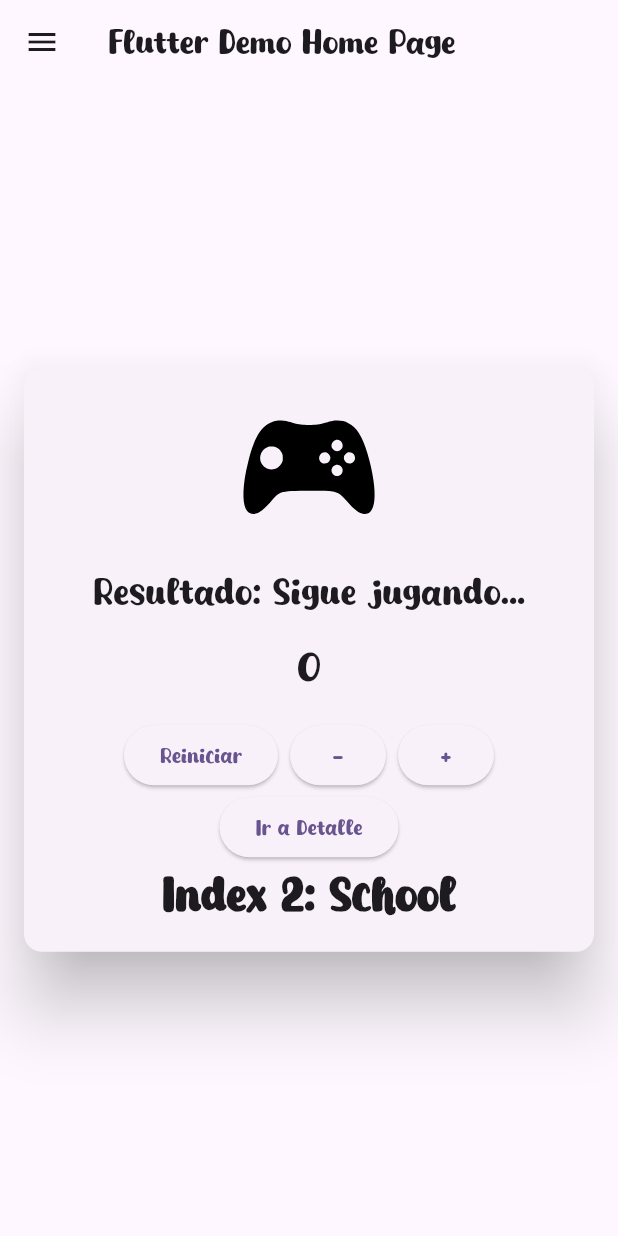
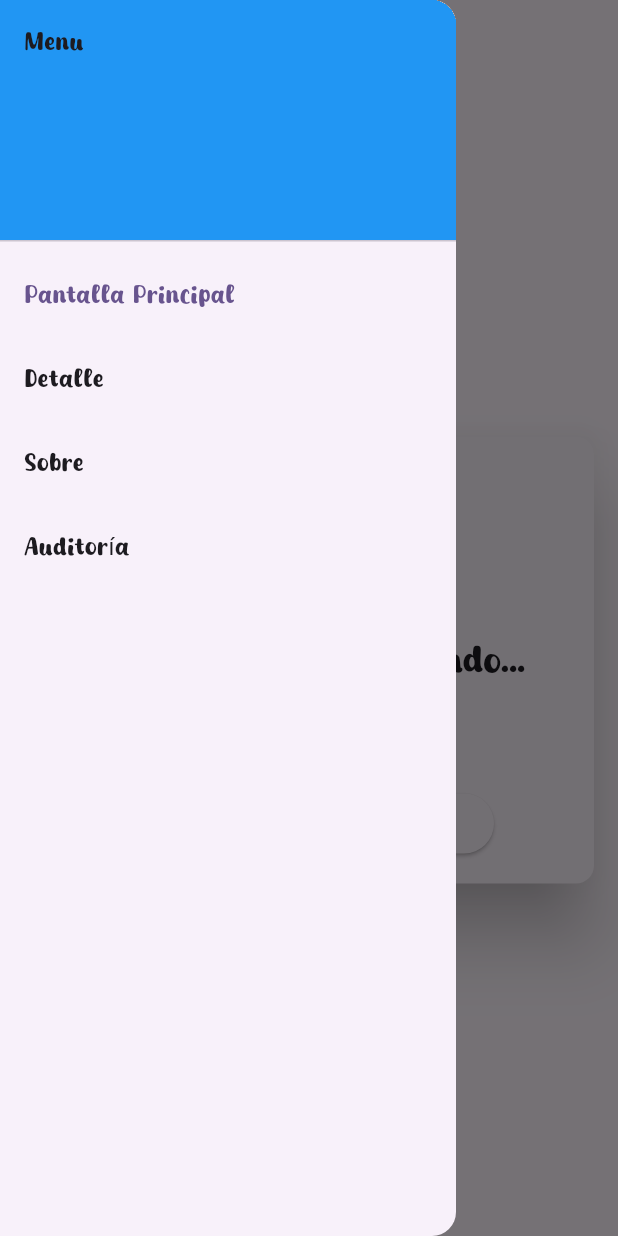
Before and after one commit to Chocoharu/3479A321_2022479044, a Flutter app: the screen it shows after launch, in the side drawer, after a tap on "Reiniciar", on a phone screen of 412 x 824 dp. Run offline on Flutter 3.47's test engine with Material 3 defaults, Android fonts, the phone set to English and light mode, and no system bars; our stand-ins replace flutter_svg, logger.

Commit message:
Punto 1 Lab6

```diff
--- a/lib/pages/home_page.dart
+++ b/lib/pages/home_page.dart
@@ -1,9 +1,9 @@
 import 'package:flutter/material.dart';
 import 'package:flutter_application_1/pages/about_page.dart';
+import 'package:flutter_application_1/pages/audit_page.dart';
+import 'package:flutter_application_1/pages/detail_page.dart';
+import 'package:flutter_svg/svg.dart';
 import 'package:logger/logger.dart';
-import 'package:flutter_svg/flutter_svg.dart';
-import 'detail_page.dart';
-//import 'about_page.dart';
 
 final logger = Logger();
 
@@ -13,7 +13,6 @@ class MyHomePage extends StatefulWidget {
   final String title;
 
   @override
-  @override
   State<MyHomePage> createState() {
     logger.i("State Created");
     return _MyHomePageState();
@@ -21,65 +20,13 @@ class MyHomePage extends StatefulWidget {
 }
 
 class _MyHomePageState extends State<MyHomePage> {
-  int _counter = 0;
-
-  @override
-  void initState() {
-    super.initState();
-    logger.i("State Initated");
-  }
-
-  @override
-  void didChangeDependencies() {
-    super.didChangeDependencies();
-    logger.i("Change on Dependencies");
-  }
-
-  @override
-  void didUpdateWidget(covariant MyHomePage oldWidget) {
-    super.didUpdateWidget(oldWidget);
-    logger.i("Widget Updated");
-  }
-
-  @override
-  void setState(VoidCallback fn) {
-    if (mounted) {
-      logger.i("State and widget setted");
-      super.setState(fn);
-    } else {
-      logger.w("State setted and widget doesn't setted");
-    }
-  }
-
-  @override
-  void deactivate() {
-    super.deactivate();
-    logger.i("Widget removed");
-  }
-
-  @override
-  void dispose() {
-    logger.i("Widget removed permanently");
-    super.dispose();
-  }
-
-  @override
-  void reassemble() {
-    super.reassemble();
-    logger.i("reassemble() llamado, generalmente durante hot reload");
-  }
-
   int _selectedIndex = 0;
 
-  static const List<Widget> _widgetOptions = <Widget>[
-    AboutPage(),
-
-    DetailPage(),
-
-    Text(
-      'Index 2: School',
-      style: optionStyle,
-    ),
+  static final List<Widget> _pages = <Widget>[
+    MainContentPage(),
+    const DetailPage(),
+    const AboutPage(),
+    const AuditPage(),
   ];
 
   void _onItemTapped(int index) {
@@ -87,59 +34,9 @@ class _MyHomePageState extends State<MyHomePage> {
       _selectedIndex = index;
     });
   }
-  static const TextStyle optionStyle =
-      TextStyle(fontSize: 30, fontWeight: FontWeight.bold);
-
-  void _incrementCounter() {
-    setState(() {
-      _counter++;
-    });
-  }
-  void _decrementCounter() {
-    setState(() {
-      if (_counter > 0) _counter--;
-    });
-  }
-  void _resetCounter() {
-    setState(() {
-      _counter = 0;
-    });
-  }
-  String _getResultMessage() {
-    if (_counter >= 10) {
-      return 'Victoria';
-    } else if (_counter == 5) {
-      return 'Derrota';
-    } else {
-      return 'Sigue jugando...';
-    }
-  }
-  Widget _getResultIcon(){
-    if(_counter==5){
-      return SvgPicture.asset(
-        'asset/icons/Defeat.svg',
-        semanticsLabel: 'Acme Logo',
-        height: 100,
-      );
-    }else if(_counter >=10 )
-    {
-      return  SvgPicture.asset(
-        'asset/icons/Victory.svg',
-        semanticsLabel: 'Acme Logo',
-        height: 100,
-      );
-    }else{
-      return SvgPicture.asset(
-        'asset/icons/GameIcon.svg',
-        semanticsLabel: 'Acme Logo',
-        height: 100,
-      );
-    }
-  }
 
   @override
   Widget build(BuildContext context) {
-    logger.i("MyHomePage is working!");
     return Scaffold(
       appBar: AppBar(
         title: Text(widget.title),
@@ -154,7 +51,117 @@ class _MyHomePageState extends State<MyHomePage> {
           },
         ),
       ),
-      body: Center(
+      body: _pages[_selectedIndex],
+      drawer: Drawer(
+        child: ListView(
+          padding: EdgeInsets.zero,
+          children: [
+            const DrawerHeader(
+              decoration: BoxDecoration(
+                color: Colors.blue,
+              ),
+              child: Text('Menu'),
+            ),
+            ListTile(
+              title: const Text('Pantalla Principal'),
+              selected: _selectedIndex == 0,
+              onTap: () {
+                _onItemTapped(0);
+                Navigator.pop(context);
+              },
+            ),
+            ListTile(
+              title: const Text('Detalle'),
+              selected: _selectedIndex == 1,
+              onTap: () {
+                _onItemTapped(1);
+                Navigator.pop(context);
+              },
+            ),
+            ListTile(
+              title: const Text('Sobre'),
+              selected: _selectedIndex == 2,
+              onTap: () {
+                _onItemTapped(2);
+                Navigator.pop(context);
+              },
+            ),
+            ListTile(
+              title: const Text('Auditoría'),
+              selected: _selectedIndex == 3,
+              onTap: () {
+                _onItemTapped(3);
+                Navigator.pop(context);
+              },
+            ),
+          ],
+        ),
+      ),
+    );
+  }
+}
+
+class MainContentPage extends StatefulWidget {
+  @override
+  _MainContentPageState createState() => _MainContentPageState();
+}
+
+class _MainContentPageState extends State<MainContentPage> {
+  int _counter = 0;
+
+  void _incrementCounter() {
+    setState(() {
+      _counter++;
+    });
+  }
+
+  void _decrementCounter() {
+    setState(() {
+      if (_counter > 0) _counter--;
+    });
+  }
+
+  void _resetCounter() {
+    setState(() {
+      _counter = 0;
+    });
+  }
+
+  String _getResultMessage() {
+    if (_counter >= 10) {
+      return 'Victoria';
+    } else if (_counter == 5) {
+      return 'Derrota';
+    } else {
+      return 'Sigue jugando...';
+    }
+  }
+
+  Widget _getResultIcon() {
+    if (_counter == 5) {
+      return SvgPicture.asset(
+        'asset/icons/Defeat.svg',
+        semanticsLabel: 'Icono de Derrota',
+        height: 100,
+      );
+    } else if (_counter >= 10) {
+      return SvgPicture.asset(
+        'asset/icons/Victory.svg',
+        semanticsLabel: 'Icono de Victoria',
+        height: 100,
+      );
+    } else {
+      return SvgPicture.asset(
+        'asset/icons/GameIcon.svg',
+        semanticsLabel: 'Icono del Juego',
+        height: 100,
+      );
+    }
+  }
+
+  @override
+  Widget build(BuildContext context) {
+    return Center(
       child: Card(
         elevation: 20,
         margin: const EdgeInsets.all(16.0),
@@ -191,82 +198,14 @@ class _MyHomePageState extends State<MyHomePage> {
                     child: const Text('-'),
                   ),
                   const SizedBox(width: 8.0),
-
                   ElevatedButton(
                     onPressed: _incrementCounter,
                     child: const Text('+'),
                   ),
                 ],
               ),
-                Row(
-                  mainAxisAlignment: MainAxisAlignment.center,
-                  children: [
-                    ElevatedButton(
-                      onPressed: () {
-                        Navigator.push(
-                          context,
-                          MaterialPageRoute(
-                            builder: (context) => const DetailPage(),
-                          ),
-                        );
-                      },
-                      child: const Text('Ir a Detalle'),
-                      )
             ],
           ),
-                _widgetOptions[_selectedIndex],
-              ],
-            ),
-          ),
-
-        ),
-
-      ),
-      drawer: Drawer(
-        // Add a ListView to the drawer. This ensures the user can scroll
-        // through the options in the drawer if there isn't enough vertical
-        // space to fit everything.
-        child: ListView(
-          // Important: Remove any padding from the ListView.
-          padding: EdgeInsets.zero,
-          children: [
-            const DrawerHeader(
-              decoration: BoxDecoration(
-                color: Colors.blue,
-              ),
-              child: Text('Drawer Header'),
-            ),
-            ListTile(
-              title: const Text('Home'),
-              selected: _selectedIndex == 0,
-              onTap: () {
-                // Update the state of the app
-                _onItemTapped(0);
-                // Then close the drawer
-                Navigator.pop(context);
-              },
-            ),
-            ListTile(
-              title: const Text('Business'),
-              selected: _selectedIndex == 1,
-              onTap: () {
-                // Update the state of the app
-                _onItemTapped(1);
-                // Then close the drawer
-                Navigator.pop(context);
-              },
-            ),
-            ListTile(
-              title: const Text('School'),
-              selected: _selectedIndex == 2,
-              onTap: () {
-                // Update the state of the app
-                _onItemTapped(2);
-                // Then close the drawer
-                Navigator.pop(context);
-              },
-            ),
-          ],
         ),
       ),
     );
```
Also changed, not shown: lib/pages/audit_page.dart (added, +17 -0 lines). Lines whose indentation alone changed are shown as unchanged.
